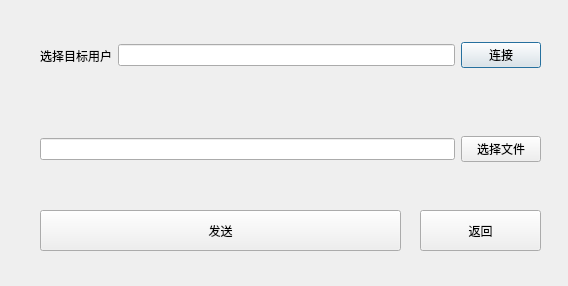
Qt form SignIn-SignUp-master/Client/sendfiledialog.ui (amoeyo/tcp) before a commit.
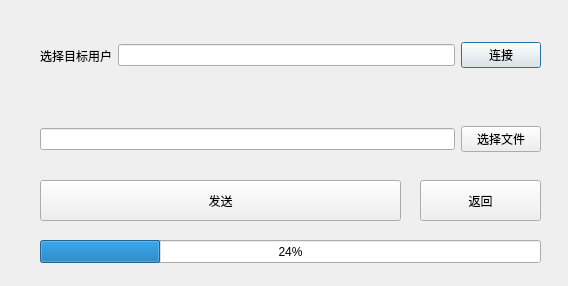
The same form after that commit.

What changed in the file:
```diff
--- a/SignIn-SignUp-master/Client/sendfiledialog.ui
+++ b/SignIn-SignUp-master/Client/sendfiledialog.ui
@@ -46,7 +46,7 @@
    <property name="geometry">
     <rect>
      <x>40</x>
-     <y>110</y>
+     <y>100</y>
      <width>501</width>
      <height>78</height>
     </rect>
@@ -68,7 +68,7 @@
    <property name="geometry">
     <rect>
      <x>40</x>
-     <y>210</y>
+     <y>180</y>
      <width>361</width>
      <height>41</height>
     </rect>
@@ -81,7 +81,7 @@
    <property name="geometry">
     <rect>
      <x>420</x>
-     <y>210</y>
+     <y>180</y>
      <width>121</width>
      <height>41</height>
     </rect>
@@ -90,6 +90,19 @@
     <string>返回</string>
    </property>
   </widget>
+  <widget class="QProgressBar" name="progressBar">
+   <property name="geometry">
+    <rect>
+     <x>40</x>
+     <y>240</y>
+     <width>501</width>
+     <height>23</height>
+    </rect>
+   </property>
+   <property name="value">
+    <number>24</number>
+   </property>
+  </widget>
  </widget>
  <resources/>
  <connections/>
```
